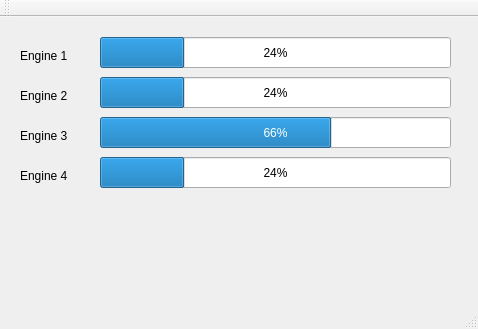
Qt form thrustbar.ui (mhespenh/MulticopterGUI) before a commit.
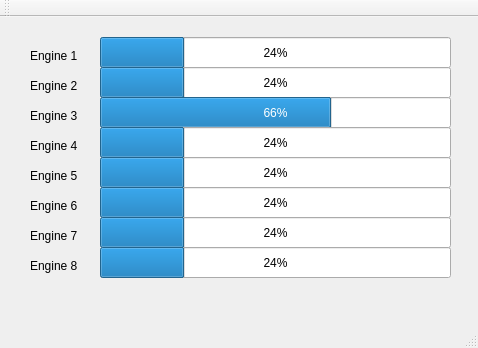
The same form after that commit.

What changed in the file:
```diff
--- a/thrustbar.ui
+++ b/thrustbar.ui
@@ -7,7 +7,7 @@
     <x>0</x>
     <y>0</y>
     <width>478</width>
-    <height>329</height>
+    <height>348</height>
    </rect>
   </property>
   <property name="windowTitle">
@@ -31,7 +31,7 @@
     <property name="geometry">
      <rect>
       <x>100</x>
-      <y>60</y>
+      <y>50</y>
       <width>351</width>
       <height>31</height>
      </rect>
@@ -44,7 +44,7 @@
     <property name="geometry">
      <rect>
       <x>100</x>
-      <y>100</y>
+      <y>80</y>
       <width>351</width>
       <height>31</height>
      </rect>
@@ -69,7 +69,7 @@
     <property name="geometry">
      <rect>
       <x>100</x>
-      <y>140</y>
+      <y>110</y>
       <width>351</width>
       <height>31</height>
      </rect>
@@ -81,7 +81,7 @@
    <widget class="QLabel" name="label">
     <property name="geometry">
      <rect>
-      <x>20</x>
+      <x>30</x>
       <y>30</y>
       <width>67</width>
       <height>17</height>
@@ -94,8 +94,8 @@
    <widget class="QLabel" name="label_2">
     <property name="geometry">
      <rect>
-      <x>20</x>
-      <y>70</y>
+      <x>30</x>
+      <y>60</y>
       <width>67</width>
       <height>17</height>
      </rect>
@@ -107,8 +107,8 @@
    <widget class="QLabel" name="label_3">
     <property name="geometry">
      <rect>
-      <x>20</x>
-      <y>110</y>
+      <x>30</x>
+      <y>90</y>
       <width>67</width>
       <height>17</height>
      </rect>
@@ -120,8 +120,8 @@
    <widget class="QLabel" name="label_4">
     <property name="geometry">
      <rect>
-      <x>20</x>
-      <y>150</y>
+      <x>30</x>
+      <y>120</y>
       <width>67</width>
       <height>17</height>
      </rect>
@@ -130,6 +130,110 @@
      <string>Engine 4</string>
     </property>
    </widget>
+   <widget class="QProgressBar" name="progBarENG5">
+    <property name="geometry">
+     <rect>
+      <x>100</x>
+      <y>140</y>
+      <width>351</width>
+      <height>31</height>
+     </rect>
+    </property>
+    <property name="value">
+     <number>24</number>
+    </property>
+   </widget>
+   <widget class="QProgressBar" name="progBarENG6">
+    <property name="geometry">
+     <rect>
+      <x>100</x>
+      <y>170</y>
+      <width>351</width>
+      <height>31</height>
+     </rect>
+    </property>
+    <property name="value">
+     <number>24</number>
+    </property>
+   </widget>
+   <widget class="QProgressBar" name="progBarENG7">
+    <property name="geometry">
+     <rect>
+      <x>100</x>
+      <y>200</y>
+      <width>351</width>
+      <height>31</height>
+     </rect>
+    </property>
+    <property name="value">
+     <number>24</number>
+    </property>
+   </widget>
+   <widget class="QProgressBar" name="progBarENG8">
+    <property name="geometry">
+     <rect>
+      <x>100</x>
+      <y>230</y>
+      <width>351</width>
+      <height>31</height>
+     </rect>
+    </property>
+    <property name="value">
+     <number>24</number>
+    </property>
+   </widget>
+   <widget class="QLabel" name="label_5">
+    <property name="geometry">
+     <rect>
+      <x>30</x>
+      <y>150</y>
+      <width>67</width>
+      <height>17</height>
+     </rect>
+    </property>
+    <property name="text">
+     <string>Engine 5</string>
+    </property>
+   </widget>
+   <widget class="QLabel" name="label_6">
+    <property name="geometry">
+     <rect>
+      <x>30</x>
+      <y>180</y>
+      <width>67</width>
+      <height>17</height>
+     </rect>
+    </property>
+    <property name="text">
+     <string>Engine 6</string>
+    </property>
+   </widget>
+   <widget class="QLabel" name="label_7">
+    <property name="geometry">
+     <rect>
+      <x>30</x>
+      <y>210</y>
+      <width>67</width>
+      <height>17</height>
+     </rect>
+    </property>
+    <property name="text">
+     <string>Engine 7</string>
+    </property>
+   </widget>
+   <widget class="QLabel" name="label_8">
+    <property name="geometry">
+     <rect>
+      <x>30</x>
+      <y>240</y>
+      <width>67</width>
+      <height>17</height>
+     </rect>
+    </property>
+    <property name="text">
+     <string>Engine 8</string>
+    </property>
+   </widget>
   </widget>
   <widget class="QMenuBar" name="menuBar">
    <property name="geometry">
```
Left out of the diff: 10 changed lines with no effect on the pictures.
